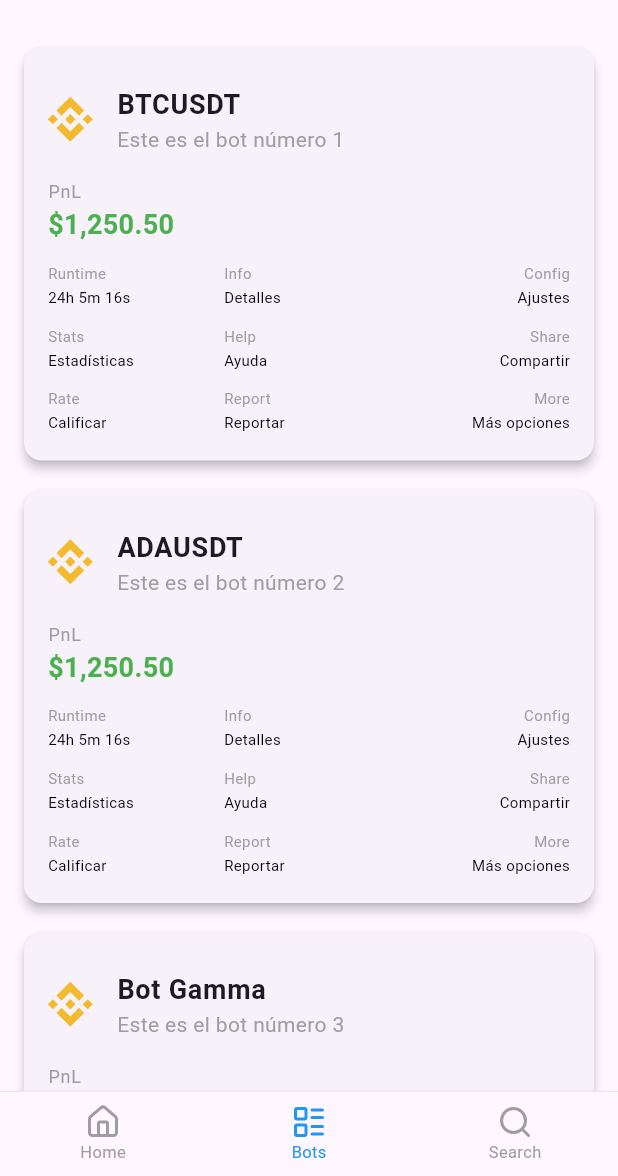
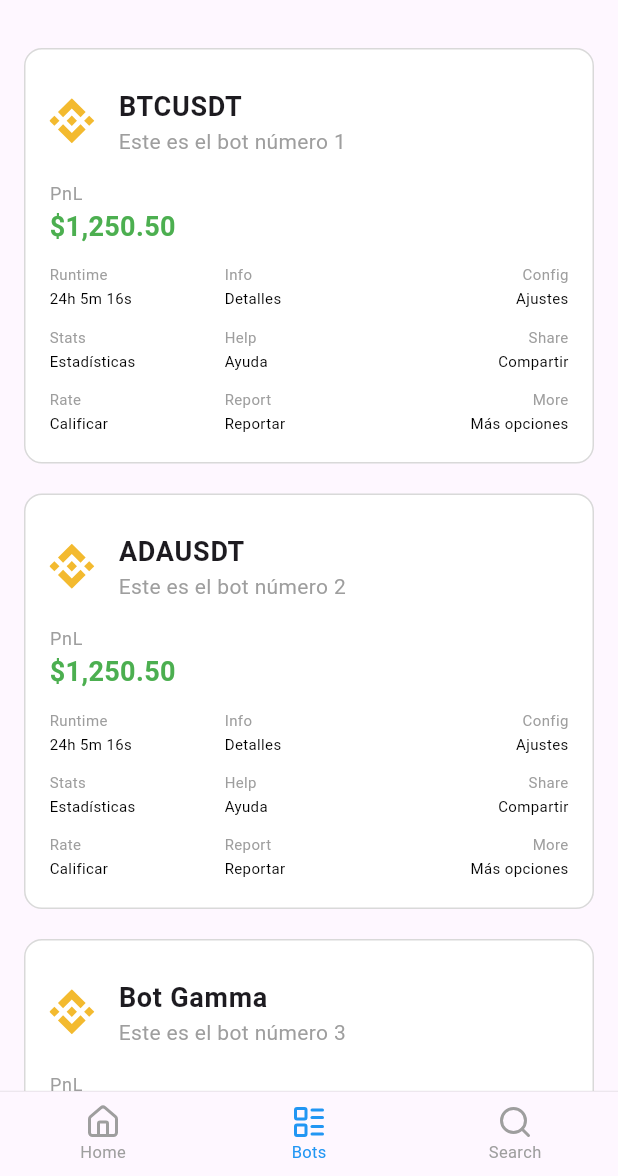
Before and after one commit to rey-sudo/blacker, a Flutter app: the screen it shows after launch, item 2 of the bottom bar chosen, on a phone screen of 412 x 824 dp, the part 60-1236 px from its top. Run offline on Flutter 3.47's test engine with Material 3 defaults, Android fonts, the phone set to English and light mode, and no system bars; our stand-ins replace flutter_svg, get.

Commit message:
Update bots_page.dart

```diff
--- a/mobile/lib/pages/bots_page.dart
+++ b/mobile/lib/pages/bots_page.dart
@@ -47,11 +47,13 @@ class BotsPage extends StatelessWidget {
           final gridHeight = rowCount * tileHeight;
 
           return Card(
-            shape: RoundedRectangleBorder(
-              borderRadius: BorderRadius.circular(12),
-            ),
-            elevation: 3,
+            elevation: 0,
             child: Container(
+              decoration: BoxDecoration(
+                color: Colors.white,
+                borderRadius: BorderRadius.circular(12),
+                border: Border.all(color: Colors.grey.withAlpha(100), width: 1),
+              ),
               padding: const EdgeInsets.all(16),
               child: Column(
                 crossAxisAlignment: CrossAxisAlignment.start,
```
